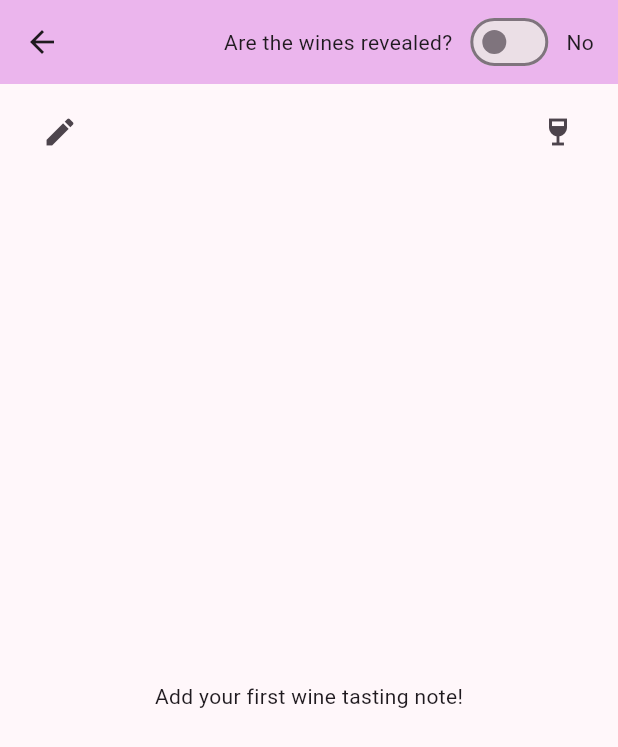
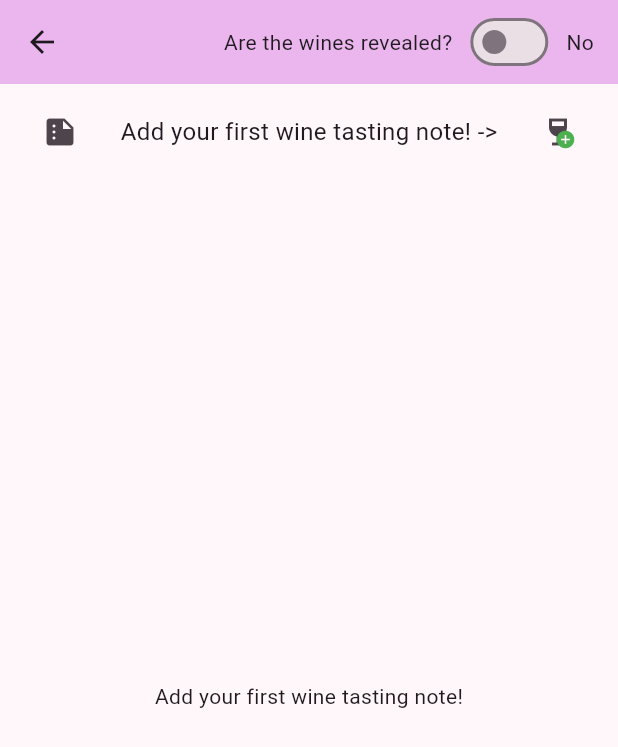
Before and after one commit to johan-axel/blindtaster, a Flutter app: the WineDeckPage screen opened directly with empty values, on a phone screen of 412 x 824 dp. Shown: the top 747 px of the screen. Run offline on Flutter 3.47's test engine with Material 3 defaults, Android fonts, the phone set to English and light mode, and no system bars; our stand-ins replace hive, hive_flutter; accounts and stored records are empty; generated files the repository leaves out were written again.

Commit message:
improved buttons

```diff
--- a/lib/screens/wine_deck_page.dart
+++ b/lib/screens/wine_deck_page.dart
@@ -74,28 +74,14 @@ class _WineDeckPageState extends State<WineDeckPage> {
             mainAxisAlignment: MainAxisAlignment.spaceBetween,
             children: [
               // Left side - Edit/Back button
-              if (_wines.isEmpty)
-                IconButton(
-                  icon: const Icon(Icons.edit),
-                  onPressed: () {
-                    Navigator.of(context).pushReplacement(
-                      MaterialPageRoute(
-                        builder: (context) => TastingSummary(
-                          initialTasting: widget.tasting,
-                        ),
-                      ),
-                    );
-                  },
-                  tooltip: 'Back to Tasting summary',
-                )
-              else if (widget.currentCard > 0)
+if (widget.currentCard > 0)
                 IconButton(
                   onPressed: () => _navigateToCard(widget.currentCard - 1),
                   icon: const Icon(Icons.arrow_back),
                 )
               else
                 IconButton(
-                  icon: const Icon(Icons.edit),
+                  icon: const Icon(Icons.summarize),
                   onPressed: () {
                     Navigator.of(context).pushReplacement(
                       MaterialPageRoute(
@@ -109,7 +95,7 @@ class _WineDeckPageState extends State<WineDeckPage> {
                 ),
               // Center - Page indicator
               Text(
-                _wines.isEmpty ? '' : 'Wine ${widget.currentCard + 1} of ${_wines.length}',
+                _wines.isEmpty ? 'Add your first wine tasting note! ->' : 'Wine ${widget.currentCard + 1} of ${_wines.length}',
                 style: const TextStyle(fontSize: 16),
               ),
               // Right side - Forward/Add button
@@ -121,6 +107,8 @@ class _WineDeckPageState extends State<WineDeckPage> {
                       onPressed: () => _navigateToCard(widget.currentCard + 1),
                       icon: const Icon(Icons.arrow_forward),
                     ),
+                  // Only show add wine button on the last wine or when there are no wines
+                  if (_wines.isEmpty || widget.currentCard == _wines.length - 1)
                     IconButton(
                       onPressed: () {
                         setState(() {
@@ -147,7 +135,17 @@ class _WineDeckPageState extends State<WineDeckPage> {
                           });
                         });
                       },
-                    icon: const Icon(Icons.wine_bar),
+                      icon: Stack(
+                        alignment: Alignment.center,
+                        children: const [
+                          Icon(Icons.wine_bar),
+                          Positioned(
+                            right: 0,
+                            bottom: 0,
+                            child: Icon(Icons.add_circle, size: 14, color: Colors.green),
+                          ),
+                        ],
+                      ),
                       tooltip: 'Add new wine to tasting',
                     ),
                 ],
```
Lines whose indentation alone changed are shown as unchanged.
